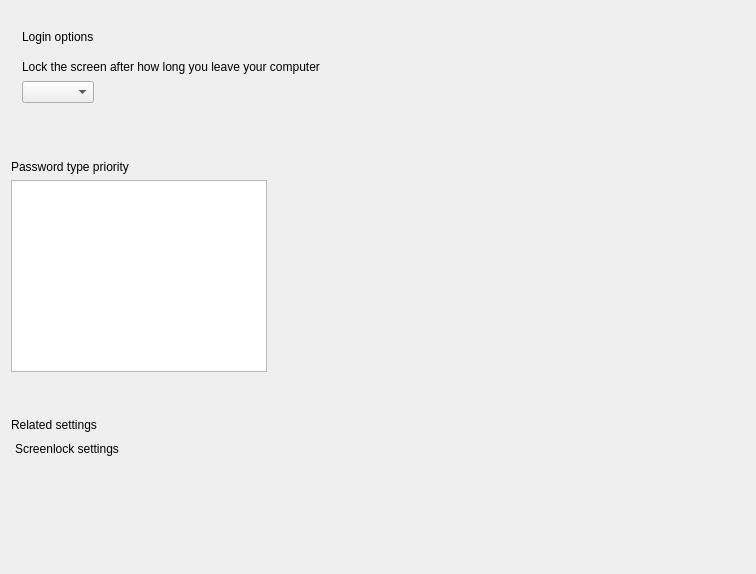
Qt form plugins/account/loginoptions/loginoptions.ui (ukui/ukui-control-center) before a commit.
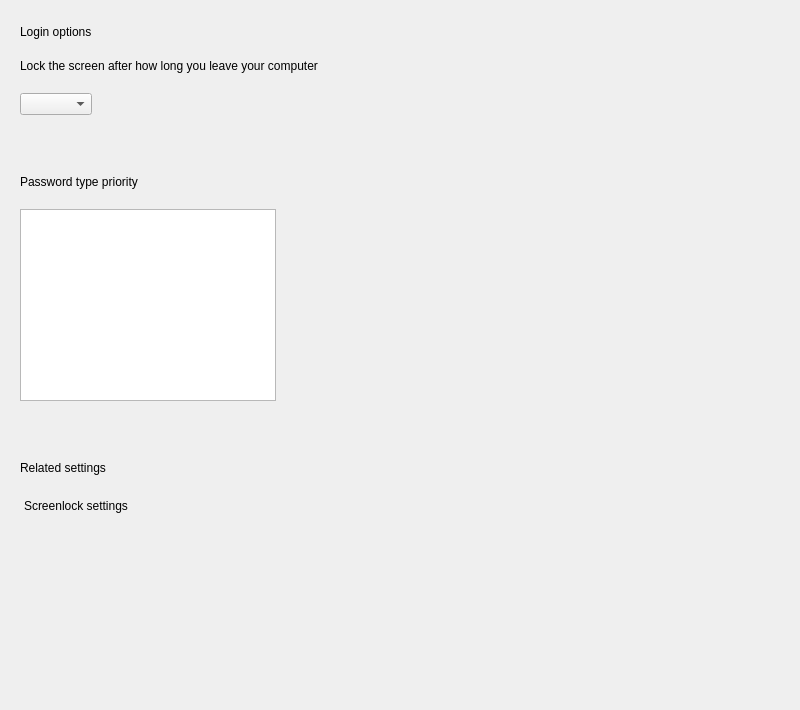
The same form after that commit.

What changed in the file:
```diff
--- a/plugins/account/loginoptions/loginoptions.ui
+++ b/plugins/account/loginoptions/loginoptions.ui
@@ -6,42 +6,68 @@
    <rect>
     <x>0</x>
     <y>0</y>
-    <width>756</width>
-    <height>574</height>
+    <width>800</width>
+    <height>710</height>
    </rect>
   </property>
   <property name="minimumSize">
    <size>
-    <width>756</width>
-    <height>574</height>
+    <width>800</width>
+    <height>710</height>
    </size>
   </property>
   <property name="maximumSize">
    <size>
-    <width>756</width>
-    <height>574</height>
+    <width>800</width>
+    <height>710</height>
    </size>
   </property>
   <property name="windowTitle">
    <string>LoginOptions</string>
   </property>
   <layout class="QVBoxLayout" name="verticalLayout_2">
-   <item>
-    <widget class="QStackedWidget" name="StackedWidget">
-     <widget class="QWidget" name="Page1">
-      <layout class="QVBoxLayout" name="verticalLayout">
        <property name="spacing">
+    <number>20</number>
+   </property>
+   <property name="leftMargin">
+    <number>20</number>
+   </property>
+   <property name="topMargin">
+    <number>25</number>
+   </property>
+   <property name="rightMargin">
         <number>0</number>
        </property>
-       <item>
-        <widget class="QLabel" name="label">
-         <property name="text">
-          <string>Login options</string>
-         </property>
-        </widget>
-       </item>
+   <property name="bottomMargin">
+    <number>0</number>
+   </property>
        <item>
         <widget class="QLabel" name="label_2">
+     <property name="sizePolicy">
+      <sizepolicy hsizetype="Fixed" vsizetype="Fixed">
+       <horstretch>0</horstretch>
+       <verstretch>0</verstretch>
+      </sizepolicy>
+     </property>
+     <property name="text">
+      <string>Login options</string>
+     </property>
+     <property name="scaledContents">
+      <bool>true</bool>
+     </property>
+     <property name="stylesize" stdset="0">
+      <string>title1#</string>
+     </property>
+    </widget>
+   </item>
+   <item>
+    <widget class="QLabel" name="label_6">
+     <property name="sizePolicy">
+      <sizepolicy hsizetype="Fixed" vsizetype="Fixed">
+       <horstretch>0</horstretch>
+       <verstretch>0</verstretch>
+      </sizepolicy>
+     </property>
          <property name="text">
           <string>Lock the screen after how long you leave your computer</string>
          </property>
@@ -67,10 +93,6 @@
          </item>
         </layout>
        </item>
-      </layout>
-     </widget>
-    </widget>
-   </item>
    <item>
     <spacer name="verticalSpacer">
      <property name="orientation">
@@ -89,6 +111,12 @@
    </item>
    <item>
     <widget class="QLabel" name="label_3">
+     <property name="sizePolicy">
+      <sizepolicy hsizetype="Fixed" vsizetype="Fixed">
+       <horstretch>0</horstretch>
+       <verstretch>0</verstretch>
+      </sizepolicy>
+     </property>
      <property name="text">
       <string>Password type priority</string>
      </property>
@@ -139,6 +167,12 @@
    </item>
    <item>
     <widget class="QLabel" name="label_4">
+     <property name="sizePolicy">
+      <sizepolicy hsizetype="Fixed" vsizetype="Fixed">
+       <horstretch>0</horstretch>
+       <verstretch>0</verstretch>
+      </sizepolicy>
+     </property>
      <property name="text">
       <string>Related settings</string>
      </property>
@@ -176,6 +210,9 @@
      <property name="orientation">
       <enum>Qt::Vertical</enum>
      </property>
+     <property name="sizeType">
+      <enum>QSizePolicy::Expanding</enum>
+     </property>
      <property name="sizeHint" stdset="0">
       <size>
        <width>20</width>
```
Left out of the diff: 15 changed lines with no effect on the pictures. Lines whose indentation alone changed are shown as unchanged.
